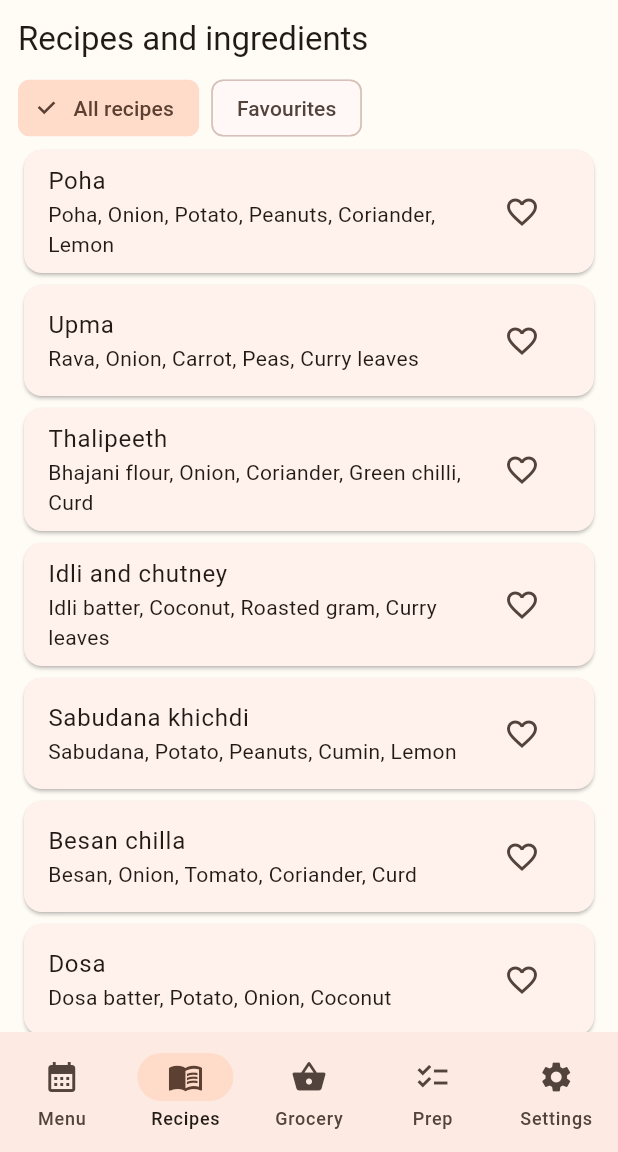
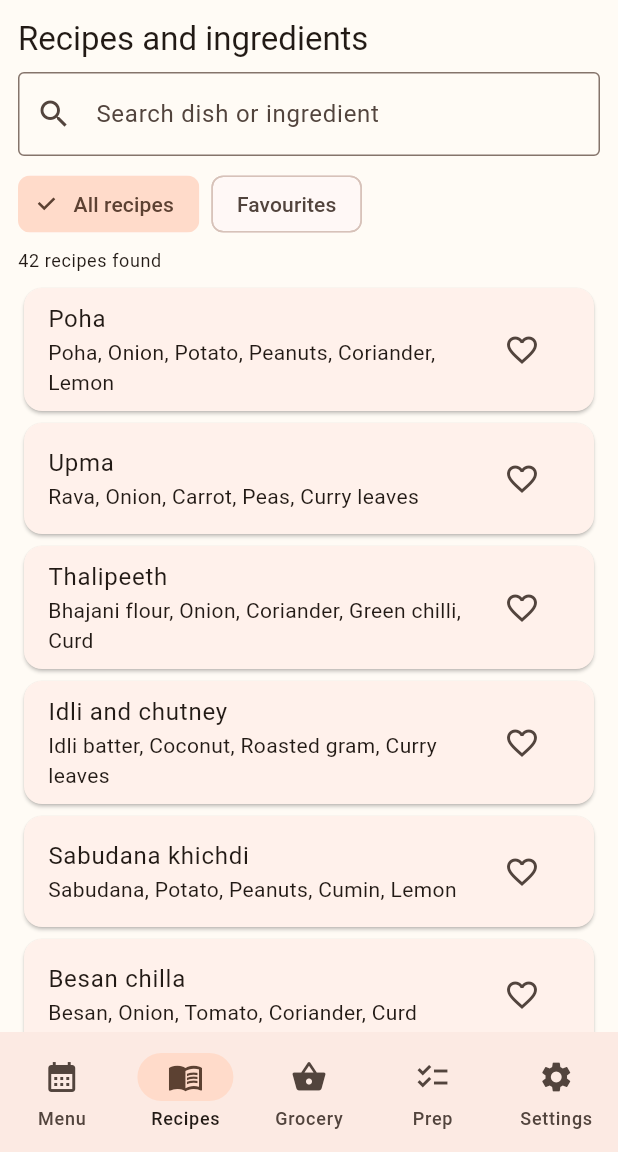
Before and after one commit to rohanrm18/365-days-home-food-menu, a Flutter app: the screen it shows after launch, item 2 of the bottom bar chosen, on a phone screen of 412 x 824 dp, the part 84-1236 px from its top. Run offline on Flutter 3.47's test engine with Material 3 defaults, Android fonts, the phone set to English and light mode, and no system bars; our stand-ins replace flutter_local_notifications, shared_preferences, timezone; network calls fail.

Commit message:
Add recipe and ingredient search

```diff
--- a/lib/main.dart
+++ b/lib/main.dart
@@ -471,18 +471,37 @@ class RecipesPage extends StatefulWidget {
 }
 class _RecipesPageState extends State<RecipesPage> {
   bool favouritesOnly = false;
+  final TextEditingController searchController = TextEditingController();
+  @override void dispose() { searchController.dispose(); super.dispose(); }
   @override Widget build(BuildContext context) {
     final mr=AppStore.marathi;
+    final query=searchController.text.trim().toLowerCase();
     final all=[...breakfasts,...lunches,...dinners].toSet().toList();
-    final visible=all.where((meal)=>!favouritesOnly||AppStore.favourites.contains(meal.en)).toList();
+    final visible=all.where((meal) {
+      final favouriteMatch=!favouritesOnly||AppStore.favourites.contains(meal.en);
+      final searchMatch=query.isEmpty||meal.en.toLowerCase().contains(query)||meal.mr.toLowerCase().contains(query)||meal.ingredients.any((item)=>item.toLowerCase().contains(query));
+      return favouriteMatch&&searchMatch;
+    }).toList();
     return ListView(padding:const EdgeInsets.all(12),children:[
       Text(mr?'पाककृती आणि साहित्य':'Recipes and ingredients',style:Theme.of(context).textTheme.titleLarge),
+      const SizedBox(height:8),
+      TextField(
+        controller:searchController,
+        onChanged:(_)=>setState((){}),
+        decoration:InputDecoration(
+          prefixIcon:const Icon(Icons.search),
+          hintText:mr?'पाककृती किंवा साहित्य शोधा':'Search dish or ingredient',
+          border:const OutlineInputBorder(),
+          suffixIcon:query.isEmpty?null:IconButton(icon:const Icon(Icons.clear),onPressed:(){searchController.clear();setState((){});}),
+        ),
+      ),
       const SizedBox(height:8),
       Wrap(spacing:8,children:[
         ChoiceChip(label:Text(mr?'सर्व पाककृती':'All recipes'),selected:!favouritesOnly,onSelected:(_)=>setState(()=>favouritesOnly=false)),
         ChoiceChip(label:Text(mr?'आवडत्या पाककृती':'Favourites'),selected:favouritesOnly,onSelected:(_)=>setState(()=>favouritesOnly=true)),
       ]),
-      if(visible.isEmpty) Padding(padding:const EdgeInsets.all(24),child:Center(child:Text(mr?'अजून आवडती पाककृती निवडलेली नाही':'No favourite recipes yet. Tap the heart on a meal to save it.'))),
+      Padding(padding:const EdgeInsets.symmetric(vertical:6),child:Text(mr?'एकूण '+visible.length.toString()+' पाककृती':visible.length.toString()+' recipes found',style:Theme.of(context).textTheme.bodySmall)),
+      if(visible.isEmpty) Padding(padding:const EdgeInsets.all(24),child:Center(child:Text(query.isNotEmpty?(mr?'या शोधासाठी पाककृती सापडली नाही':'No recipes match your search'):(mr?'अजून आवडती पाककृती निवडलेली नाही':'No favourite recipes yet. Tap the heart on a meal to save it.')))),
       for(final meal in visible) Card(child:ExpansionTile(
         key:ValueKey(meal.en),
         title:Text(meal.name(mr)),
```
